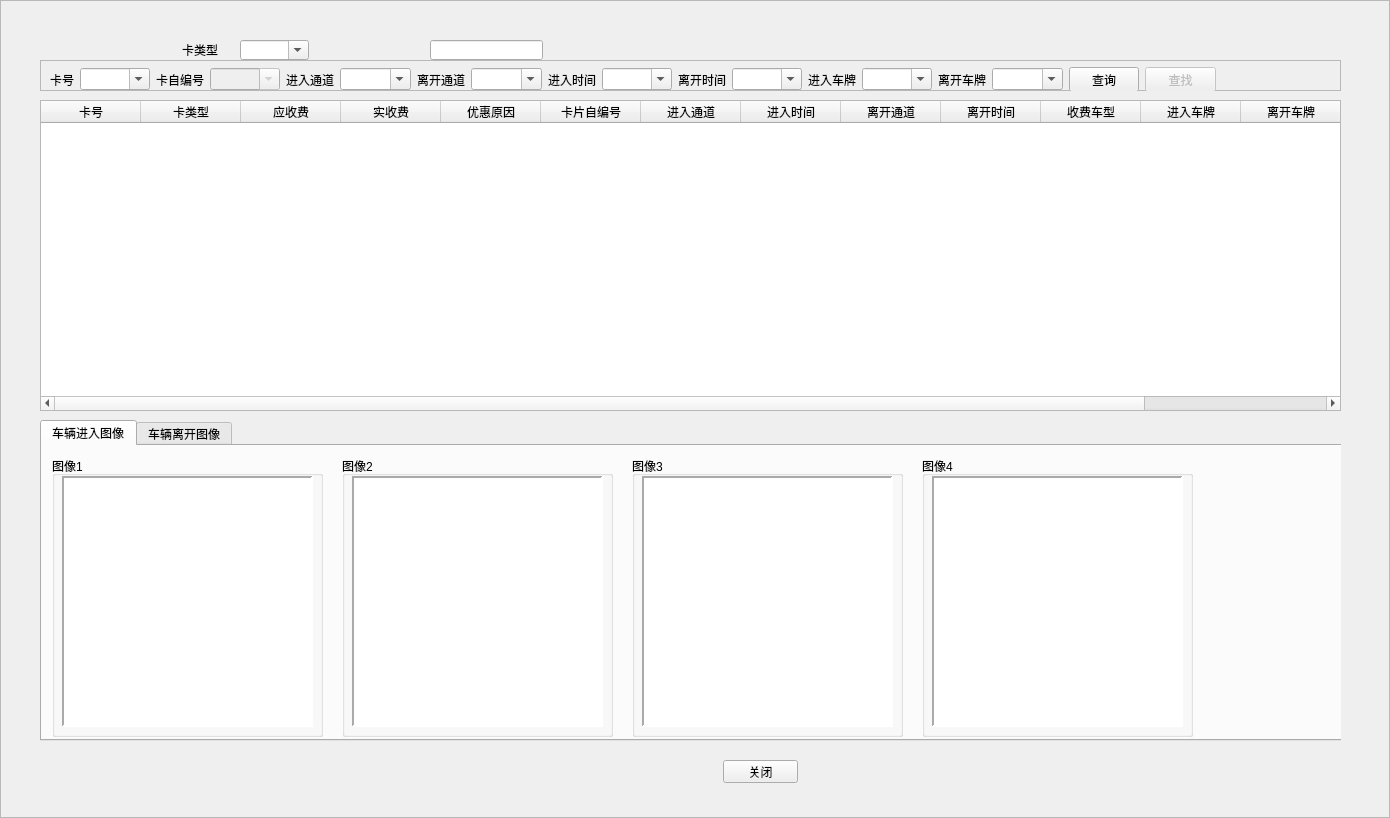
Anne081031/WinParkUI, file UIWnd/newaccess2records.ui: the form before one commit.
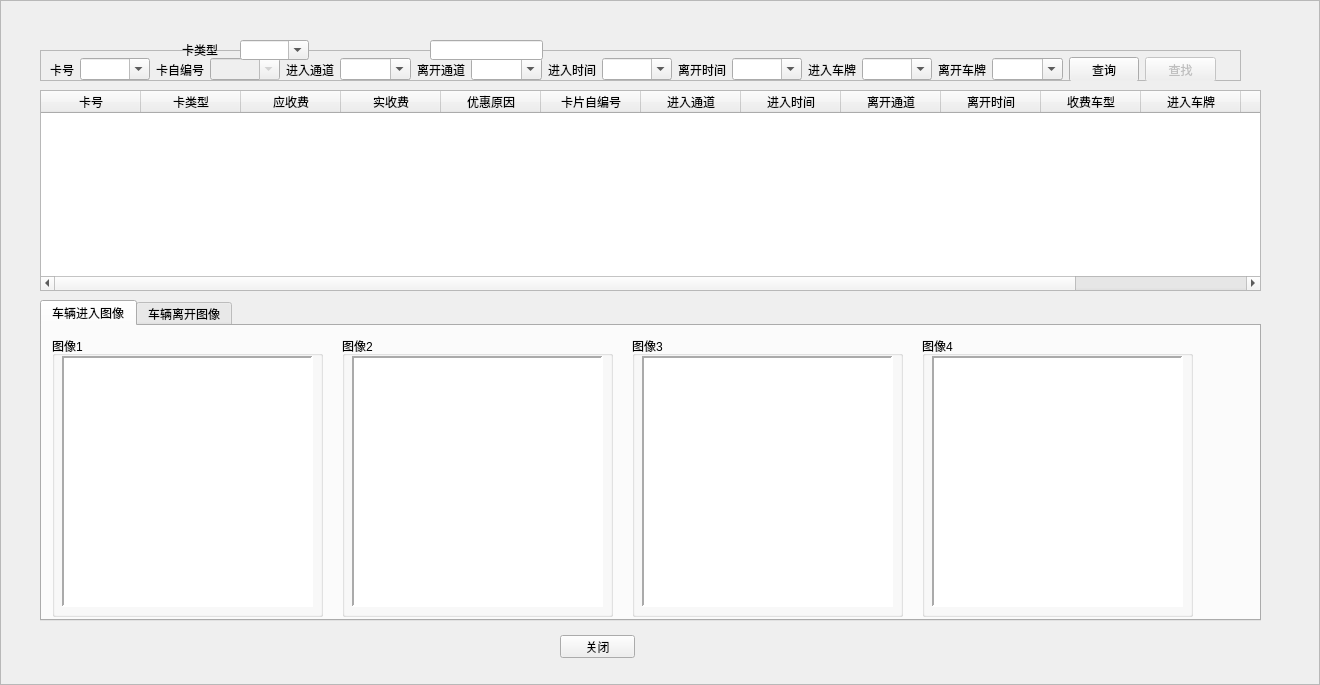
The form after the commit. Icons and pictures are not drawn.

```diff
--- a/UIWnd/newaccess2records.ui
+++ b/UIWnd/newaccess2records.ui
@@ -6,8 +6,8 @@
    <rect>
     <x>0</x>
     <y>0</y>
-    <width>1390</width>
-    <height>818</height>
+    <width>1320</width>
+    <height>685</height>
    </rect>
   </property>
   <property name="windowTitle">
@@ -26,8 +26,8 @@
    <property name="geometry">
     <rect>
      <x>40</x>
-     <y>60</y>
-     <width>1301</width>
+     <y>50</y>
+     <width>1231</width>
      <height>731</height>
     </rect>
    </property>
@@ -39,8 +39,8 @@
      <rect>
       <x>0</x>
       <y>40</y>
-      <width>1301</width>
-      <height>311</height>
+      <width>1221</width>
+      <height>201</height>
      </rect>
     </property>
     <property name="toolTip">
@@ -131,8 +131,8 @@
     <property name="geometry">
      <rect>
       <x>0</x>
-      <y>360</y>
-      <width>1411</width>
+      <y>250</y>
+      <width>1221</width>
       <height>321</height>
      </rect>
     </property>
@@ -571,8 +571,8 @@
    <widget class="QPushButton" name="btnMinimalize">
     <property name="geometry">
      <rect>
-      <x>683</x>
-      <y>700</y>
+      <x>520</x>
+      <y>585</y>
       <width>75</width>
       <height>23</height>
      </rect>
@@ -589,7 +589,7 @@
      <rect>
       <x>0</x>
       <y>0</y>
-      <width>1301</width>
+      <width>1201</width>
       <height>31</height>
      </rect>
     </property>
@@ -819,7 +819,7 @@
   <widget class="QLabel" name="lblClose">
    <property name="geometry">
     <rect>
-     <x>1350</x>
+     <x>1200</x>
      <y>8</y>
      <width>30</width>
      <height>15</height>
```
Left out of the diff: 2 changed lines with no effect on the pictures.
